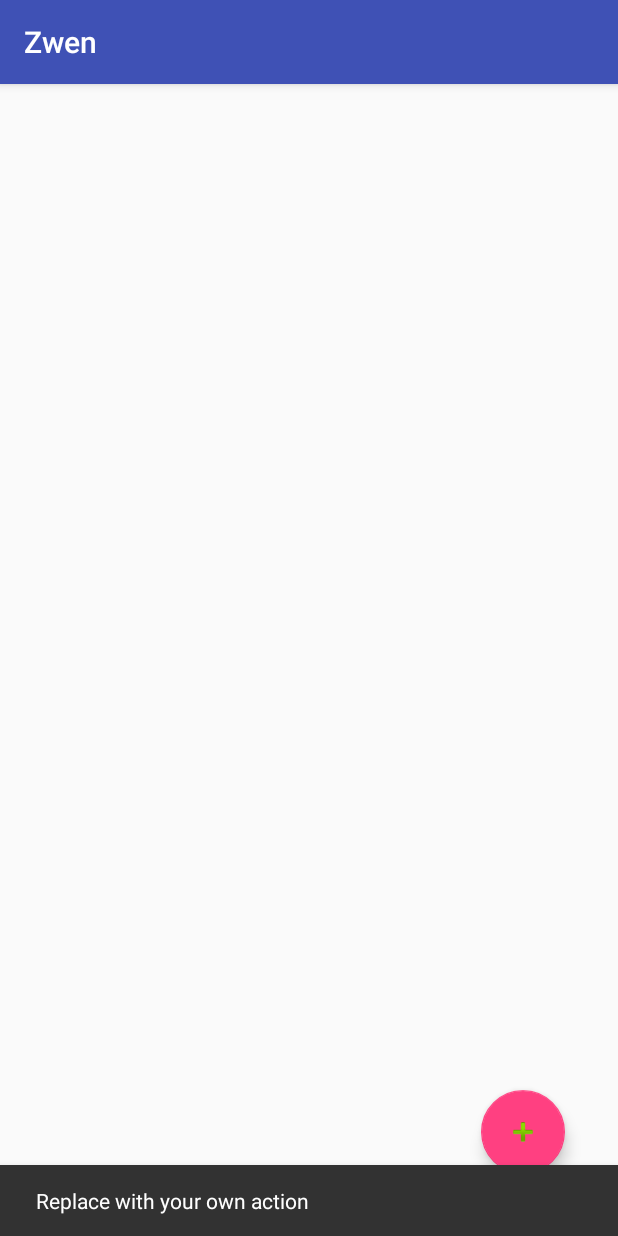
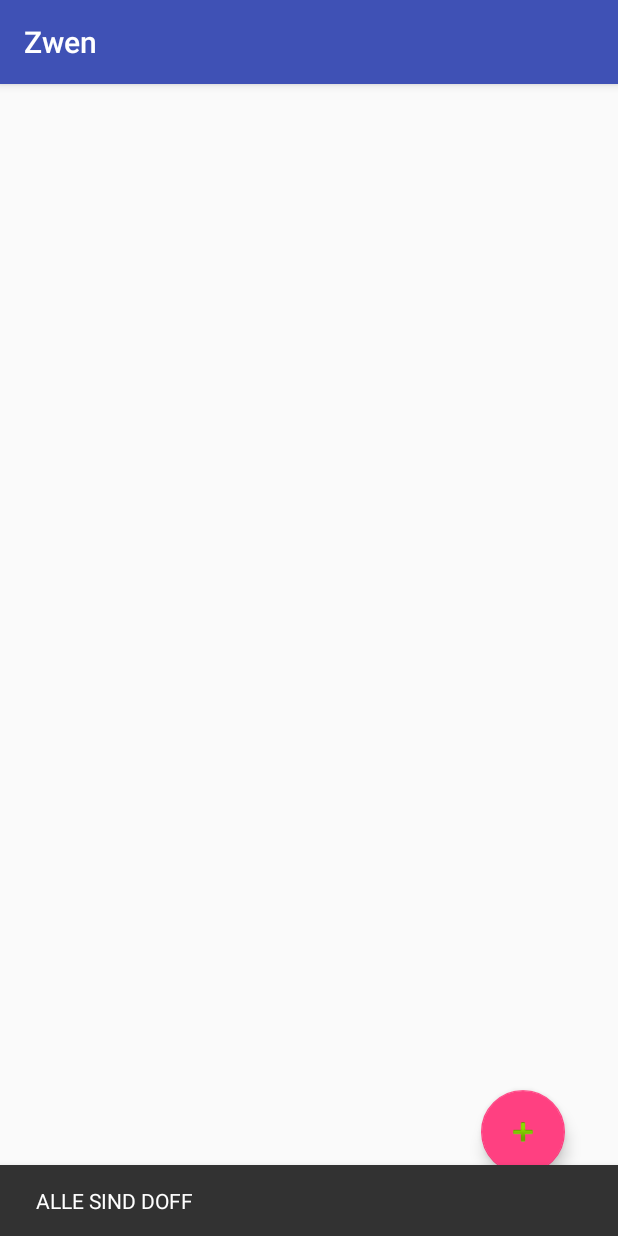
Before and after one commit to Business-Corp/Zwen, an Android app: the screen it shows after launch (MainActivity), after a tap on an icon or button, on a phone screen of 412 x 824 dp. Run offline under Robolectric (Android 15) with nearby library versions, the phone set to English and light mode, and no system bars.

```diff
--- a/app/src/main/java/business_corp/zwen/MainActivity.java
+++ b/app/src/main/java/business_corp/zwen/MainActivity.java
@@ -90,7 +90,7 @@ public class MainActivity extends AppCompatActivity {
         fab.setOnClickListener(new View.OnClickListener() {
             @Override
             public void onClick(View view) {
-                Snackbar.make(view, "Replace with your own action", Snackbar.LENGTH_LONG)
+                Snackbar.make(view, "ALLE SIND DOFF", Snackbar.LENGTH_LONG)
                         .setAction("Action", null).show();
             }
         });
```
